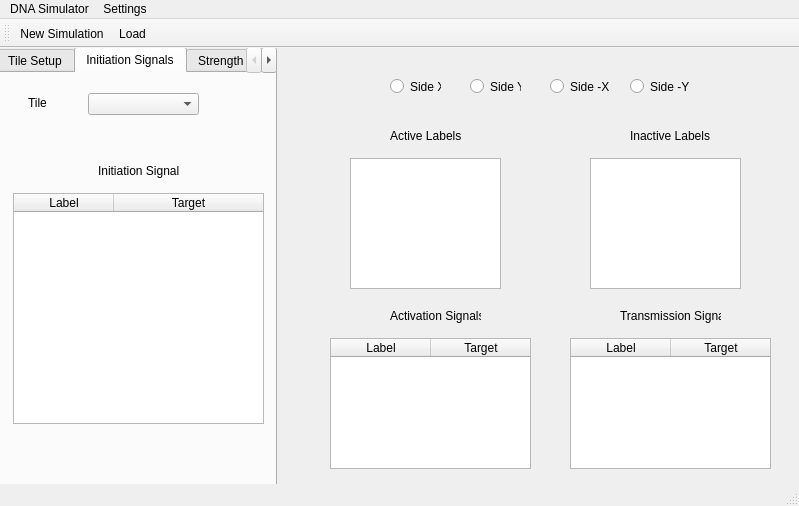
This is mainwindow.ui in Zakkeri/DNA_Simulator as Qt 5 draws it before an edit. The edited form follows.
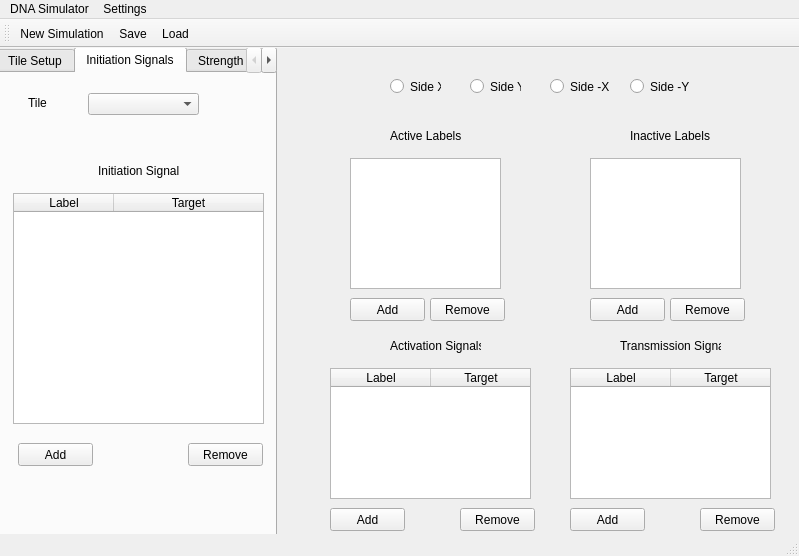
This is the edited form. The open tabs and pages were chosen to show the change.

Patch:
```diff
--- a/mainwindow.ui
+++ b/mainwindow.ui
@@ -7,7 +7,7 @@
     <x>0</x>
     <y>0</y>
     <width>799</width>
-    <height>506</height>
+    <height>556</height>
    </rect>
   </property>
   <property name="windowTitle">
@@ -23,7 +23,7 @@
       <x>-4</x>
       <y>-1</y>
       <width>281</width>
-      <height>461</height>
+      <height>501</height>
      </rect>
     </property>
     <property name="currentIndex">
@@ -154,6 +154,32 @@
        </rect>
       </property>
      </widget>
+     <widget class="QPushButton" name="initiationSig_Add_button">
+      <property name="geometry">
+       <rect>
+        <x>20</x>
+        <y>370</y>
+        <width>75</width>
+        <height>23</height>
+       </rect>
+      </property>
+      <property name="text">
+       <string>Add</string>
+      </property>
+     </widget>
+     <widget class="QPushButton" name="initiationSig_Remove_button">
+      <property name="geometry">
+       <rect>
+        <x>190</x>
+        <y>370</y>
+        <width>75</width>
+        <height>23</height>
+       </rect>
+      </property>
+      <property name="text">
+       <string>Remove</string>
+      </property>
+     </widget>
     </widget>
     <widget class="QWidget" name="tab_3">
      <attribute name="title">
@@ -287,7 +313,7 @@
     <property name="geometry">
      <rect>
       <x>390</x>
-      <y>260</y>
+      <y>290</y>
       <width>91</width>
       <height>16</height>
      </rect>
@@ -303,7 +329,7 @@
     <property name="geometry">
      <rect>
       <x>620</x>
-      <y>260</y>
+      <y>290</y>
       <width>101</width>
       <height>16</height>
      </rect>
@@ -345,7 +371,7 @@
     <property name="geometry">
      <rect>
       <x>330</x>
-      <y>290</y>
+      <y>320</y>
       <width>201</width>
       <height>131</height>
      </rect>
@@ -389,7 +415,7 @@
     <property name="geometry">
      <rect>
       <x>570</x>
-      <y>290</y>
+      <y>320</y>
       <width>201</width>
       <height>131</height>
      </rect>
@@ -475,6 +501,130 @@
      <string>Side -Y</string>
     </property>
    </widget>
+   <widget class="QListWidget" name="activeLabels_listWidget">
+    <property name="geometry">
+     <rect>
+      <x>350</x>
+      <y>110</y>
+      <width>151</width>
+      <height>131</height>
+     </rect>
+    </property>
+   </widget>
+   <widget class="QListWidget" name="inactiveLabels_listWidget">
+    <property name="geometry">
+     <rect>
+      <x>590</x>
+      <y>110</y>
+      <width>151</width>
+      <height>131</height>
+     </rect>
+    </property>
+   </widget>
+   <widget class="QPushButton" name="activeLabel_Add_pushButton">
+    <property name="geometry">
+     <rect>
+      <x>350</x>
+      <y>250</y>
+      <width>75</width>
+      <height>23</height>
+     </rect>
+    </property>
+    <property name="text">
+     <string>Add</string>
+    </property>
+   </widget>
+   <widget class="QPushButton" name="activeLabel_Remove_pushButton">
+    <property name="geometry">
+     <rect>
+      <x>430</x>
+      <y>250</y>
+      <width>75</width>
+      <height>23</height>
+     </rect>
+    </property>
+    <property name="text">
+     <string>Remove</string>
+    </property>
+   </widget>
+   <widget class="QPushButton" name="inactiveLabel_Remove_pushButton">
+    <property name="geometry">
+     <rect>
+      <x>670</x>
+      <y>250</y>
+      <width>75</width>
+      <height>23</height>
+     </rect>
+    </property>
+    <property name="text">
+     <string>Remove</string>
+    </property>
+   </widget>
+   <widget class="QPushButton" name="inactiveLabel_Add_pushButton">
+    <property name="geometry">
+     <rect>
+      <x>590</x>
+      <y>250</y>
+      <width>75</width>
+      <height>23</height>
+     </rect>
+    </property>
+    <property name="text">
+     <string>Add</string>
+    </property>
+   </widget>
+   <widget class="QPushButton" name="activationSig_Remove_pushButton">
+    <property name="geometry">
+     <rect>
+      <x>460</x>
+      <y>460</y>
+      <width>75</width>
+      <height>23</height>
+     </rect>
+    </property>
+    <property name="text">
+     <string>Remove</string>
+    </property>
+   </widget>
+   <widget class="QPushButton" name="activationSig_Add_pushButton">
+    <property name="geometry">
+     <rect>
+      <x>330</x>
+      <y>460</y>
+      <width>75</width>
+      <height>23</height>
+     </rect>
+    </property>
+    <property name="text">
+     <string>Add</string>
+    </property>
+   </widget>
+   <widget class="QPushButton" name="transmissionSig_Add_pushButton">
+    <property name="geometry">
+     <rect>
+      <x>570</x>
+      <y>460</y>
+      <width>75</width>
+      <height>23</height>
+     </rect>
+    </property>
+    <property name="text">
+     <string>Add</string>
+    </property>
+   </widget>
+   <widget class="QPushButton" name="transmissionSig_Remove_pushButton">
+    <property name="geometry">
+     <rect>
+      <x>700</x>
+      <y>460</y>
+      <width>75</width>
+      <height>23</height>
+     </rect>
+    </property>
+    <property name="text">
+     <string>Remove</string>
+    </property>
+   </widget>
   </widget>
   <widget class="QMenuBar" name="menuBar">
    <property name="geometry">
@@ -516,6 +666,7 @@
     <bool>false</bool>
    </attribute>
    <addaction name="actionNew_Simulation"/>
+   <addaction name="actionSave_2"/>
    <addaction name="actionLoad"/>
   </widget>
   <widget class="QStatusBar" name="statusBar"/>
@@ -534,6 +685,21 @@
     <string>Load</string>
    </property>
   </action>
+  <action name="actionSave">
+   <property name="text">
+    <string>Save As..</string>
+   </property>
+  </action>
+  <action name="actionSave_2">
+   <property name="text">
+    <string>Save</string>
+   </property>
+  </action>
+  <action name="actionExit">
+   <property name="text">
+    <string>Exit</string>
+   </property>
+  </action>
  </widget>
  <layoutdefault spacing="6" margin="11"/>
  <tabstops>
```
Left out of the diff: 58 changed lines with no effect on the pictures.
